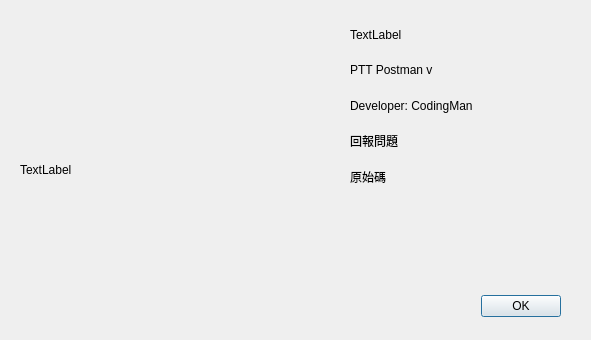
Above: src/UI/about.ui from uPtt-messenger/uPtt_backup before the change. Below: the same form after it.
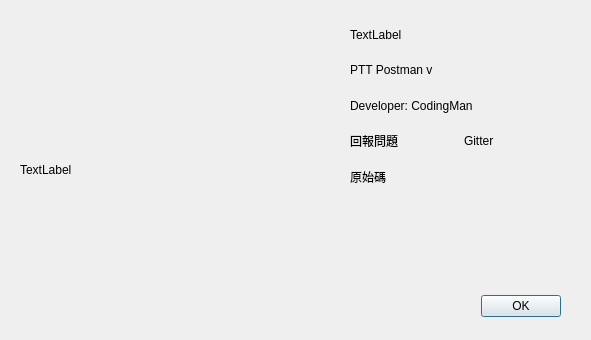
That is the form after the change.

Commit message: Add window on top, hide system tray icon on exit

Diff of the .ui file:
```diff
--- a/src/UI/about.ui
+++ b/src/UI/about.ui
@@ -73,6 +73,8 @@
      </widget>
     </item>
     <item>
+     <layout class="QHBoxLayout" name="horizontalLayout">
+      <item>
      <widget class="QLabel" name="Issue">
       <property name="text">
        <string>回報問題</string>
@@ -81,6 +83,15 @@
        <enum>Qt::AutoText</enum>
       </property>
      </widget>
+      </item>
+      <item>
+       <widget class="QLabel" name="Gitter">
+        <property name="text">
+         <string>Gitter</string>
+        </property>
+       </widget>
+      </item>
+     </layout>
     </item>
     <item>
      <widget class="QLabel" name="SourceCode">
```
Lines whose indentation alone changed are shown as unchanged. The commit also changes 4 other files.
